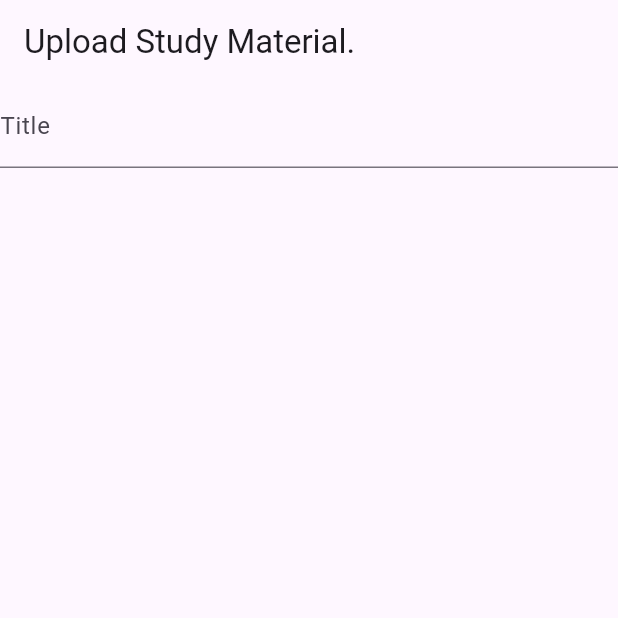
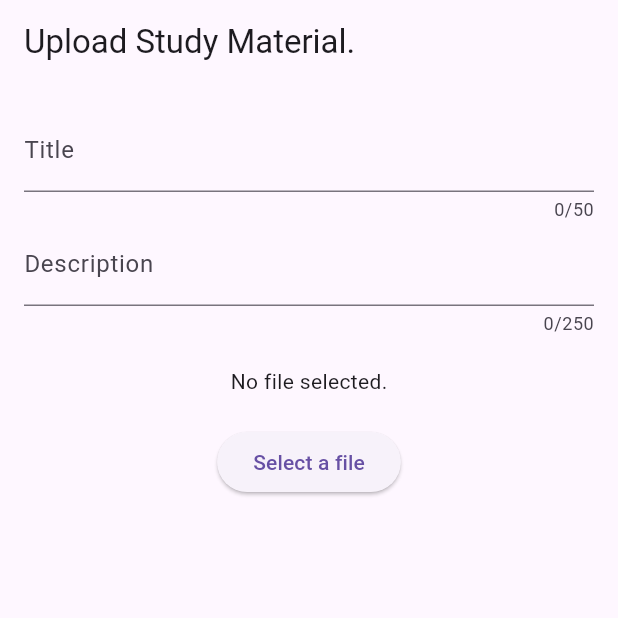
Before and after one commit to anabellaj/Genie, a Flutter app: the screen it shows after launch, on a phone screen of 412 x 824 dp, the top half of it. Run offline on Flutter 3.47's test engine with Material 3 defaults, Android fonts, the phone set to English and light mode, and no system bars; our stand-ins replace file_picker, flutter_riverpod, google_fonts; missing offline and left inert: flutter_pdfview.

Commit message:
feat: Meti upload study material y tal

```diff
--- a/genie_app/lib/main.dart
+++ b/genie_app/lib/main.dart
@@ -15,7 +15,7 @@
 
   @override
   Widget build(BuildContext context) {
-    return const MaterialApp(
+    return MaterialApp(
       home: UploadStudyMaterialScreen(),
     );
   }
--- a/genie_app/lib/models/study_material.dart
+++ b/genie_app/lib/models/study_material.dart
@@ -1,4 +1,13 @@
+
+import 'dart:io';
+
+import 'package:file_picker/file_picker.dart';
 
 class StudyMaterial {
+  const StudyMaterial({required this.title,required this.description,required this.file});
+
+  final String title;
+  final String description;
+  final PlatformFile file;
 
 }
--- a/genie_app/lib/view/screens/upload_study_material.dart
+++ b/genie_app/lib/view/screens/upload_study_material.dart
@@ -1,29 +1,46 @@
+import 'dart:io';
+import 'dart:typed_data';
+import 'package:flutter/services.dart';
 import 'package:flutter/material.dart';
+import 'package:genie_app/models/study_material.dart';
+import 'package:genie_app/view/widgets/file_input.dart';
 
-class UploadStudyMaterialScreen extends StatefulWidget {
-  const UploadStudyMaterialScreen({super.key});
+class UploadStudyMaterialScreen extends StatelessWidget {
+  UploadStudyMaterialScreen({super.key});
+  /*Inputs*/
+  final _titleController = TextEditingController();
+  final _descriptionController = TextEditingController();
 
-  @override
-  State<StatefulWidget> createState() {
-    return _UploadStudyMaterialScreenState();
-  }
-}
-
-class _UploadStudyMaterialScreenState extends State<UploadStudyMaterialScreen> {
-  final _titleController = TextEditingController();
   @override
   Widget build(BuildContext context) {
     return Scaffold(
       appBar: AppBar(
         title: const Text('Upload Study Material.'),
       ),
-      body: Column(
-        children: [
-          TextField(
-            controller: _titleController,
-            decoration: const InputDecoration(label: Text('Title')),
+      body: Padding(
+        padding: const EdgeInsets.all(16.0),
+        child: SingleChildScrollView(
+          child: Column(
+            children: [
+              TextField(
+                controller: _titleController,
+                decoration: const InputDecoration(label: Text('Title')),
+                maxLength: 50,
+              ),
+              TextField(
+                controller: _descriptionController,
+                decoration: const InputDecoration(label: Text('Description')),
+                maxLength: 250,
+                minLines: 1,
+                maxLines: 5,
+              ),
+              const SizedBox(
+                height: 20,
+              ),
+              FileInput()
+            ],
           ),
-        ],
+        ),
       ),
     );
   }
--- /dev/null
+++ b/genie_app/lib/view/widgets/file_input.dart
@@ -0,0 +1,61 @@
+import 'dart:io';
+
+import 'package:file_picker/file_picker.dart';
+import 'package:flutter/material.dart';
+import 'package:flutter_pdfview/flutter_pdfview.dart';
+
+class FileInput extends StatefulWidget {
+  @override
+  State<StatefulWidget> createState() {
+    return _FileInputState();
+  }
+}
+
+class _FileInputState extends State<FileInput> {
+  File? _uploadedFile;
+  Widget content = const Text('No file selected.');
+
+  void openPDF() async {
+    // ignore: use_build_context_synchronously
+    Navigator.of(context).push(MaterialPageRoute(
+      builder: (ctx) => Scaffold(
+        appBar: AppBar(
+          title: Text(_uploadedFile!.path.split('/').last),
+        ),
+        body: PDFView(
+          filePath: _uploadedFile!.path,
+        ),
+      ),
+    ));
+  }
+
+  void selectFile() async {
+    FilePickerResult? result = await FilePicker.platform.pickFiles();
+    if (result == null) {
+      return;
+    }
+    File file = File(result.files.single.path!);
+    setState(() {
+      _uploadedFile = file;
+    });
+  }
+
+  @override
+  Widget build(BuildContext context) {
+    if (_uploadedFile != null) {
+      content = OutlinedButton(
+          onPressed: openPDF,
+          child: Text('Preview ${_uploadedFile!.path.split('/').last}'));
+    }
+    return Column(
+      children: [
+        content,
+        const SizedBox(
+          height: 20,
+        ),
+        ElevatedButton(
+            onPressed: selectFile, child: const Text('Select a file'))
+      ],
+    );
+  }
+}
--- a/genie_app/pubspec.yaml
+++ b/genie_app/pubspec.yaml
@@ -30,6 +30,8 @@ environment:
 dependencies:
   flutter:
     sdk: flutter
+  file_picker: ^5.2.10
+
 
 
   # The following adds the Cupertino Icons font to your application.
@@ -39,6 +41,9 @@ dependencies:
   http: ^1.2.1
   uuid: ^4.4.0
   google_fonts: ^6.2.1
+  mongo_dart: ^0.10.2
+  flutter_pdfview: ^1.2.7
+  pdf: ^3.5.0
 
 dev_dependencies:
   flutter_test:
```
Also changed, not shown: genie_app/lib/view/theme.dart (+15 -12 lines), genie_app/lib/viewModel/pdf_requests/pdf_api.dart (added), genie_app/pubspec.lock.
